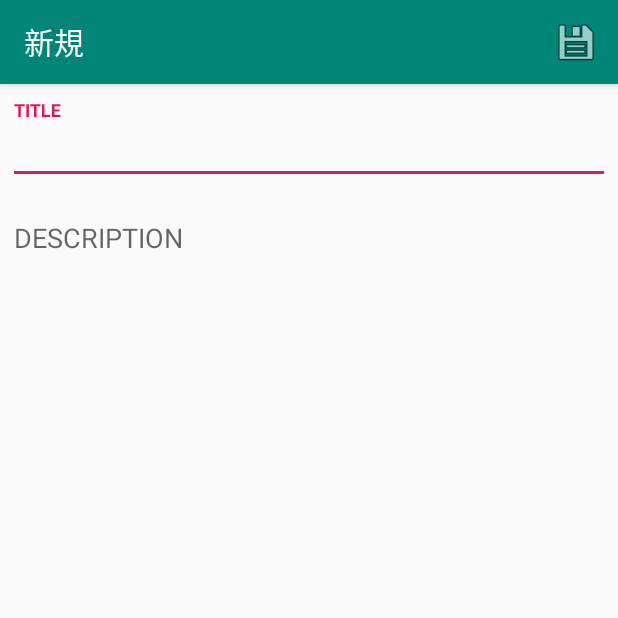
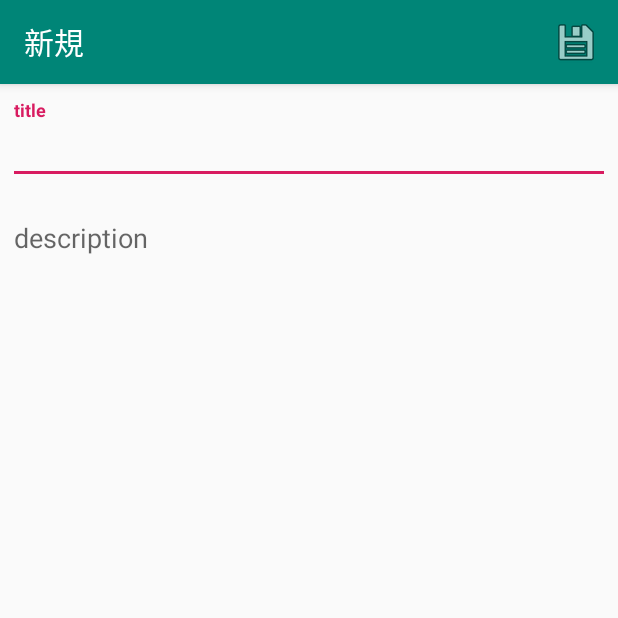
Before and after one commit to sudo5in5k/TodoAppSandbox, an Android app: the NewTodoActivity screen opened directly, with no data from a screen before it, on a phone screen of 412 x 824 dp, the top half of it. Run offline under Robolectric (Android 15) with nearby library versions, the phone set to English and light mode, and no system bars; our stand-ins replace Room's generated code.

Commit message:
decrease warnings

```diff
--- a/app/src/main/AndroidManifest.xml
+++ b/app/src/main/AndroidManifest.xml
@@ -12,6 +12,7 @@
         <activity android:name=".ui.list.TodoActivity">
             <intent-filter>
                 <action android:name="android.intent.action.MAIN" />
+                <action android:name="android.intent.action.VIEW" />
 
                 <category android:name="android.intent.category.LAUNCHER" />
             </intent-filter>
--- a/app/src/main/java/com/example/todoappsandbox/ui/create/NewTodoActivity.kt
+++ b/app/src/main/java/com/example/todoappsandbox/ui/create/NewTodoActivity.kt
@@ -8,7 +8,6 @@ import android.view.MenuItem
 import androidx.activity.viewModels
 import androidx.appcompat.app.AppCompatActivity
 import androidx.lifecycle.Observer
-import androidx.lifecycle.ViewModelProvider
 import com.example.todoappsandbox.R
 import com.example.todoappsandbox.repository.db.TodoEntity
 import com.example.todoappsandbox.utils.Consts
--- a/app/src/main/res/layout/activity_new_todo.xml
+++ b/app/src/main/res/layout/activity_new_todo.xml
@@ -19,7 +19,9 @@
                 android:layout_width="match_parent"
                 android:layout_height="wrap_content"
                 android:gravity="start"
-                android:hint="TITLE"
+                android:hint="@string/hint_title"
+                android:importantForAutofill="no"
+                android:inputType="text"
                 android:singleLine="true"
                 android:textStyle="bold" />
 
@@ -37,8 +39,10 @@
                 android:layout_width="match_parent"
                 android:layout_height="match_parent"
                 android:gravity="top"
-                android:hint="DESCRIPTION"
+                android:hint="@string/hint_description"
+                android:importantForAutofill="no"
                 android:inputType="textMultiLine|textFilter" />
+
         </com.google.android.material.textfield.TextInputLayout>
 
     </LinearLayout>
--- a/app/src/main/res/menu/save.xml
+++ b/app/src/main/res/menu/save.xml
@@ -5,5 +5,5 @@
         android:id="@+id/save"
         android:icon="@android:drawable/ic_menu_save"
         app:showAsAction="ifRoom"
-        android:title="SAVE" />
+        android:title="@string/menu_save" />
 </menu>
--- a/app/src/main/res/values/strings.xml
+++ b/app/src/main/res/values/strings.xml
@@ -2,4 +2,7 @@
     <string name="app_name">TodoAppSandbox</string>
     <string name="search_title">Search</string>
     <string name="default_null_description">null</string>
+    <string name="hint_title">title</string>
+    <string name="hint_description">description</string>
+    <string name="menu_save">save</string>
 </resources>
```
Also changed, not shown: 2 other files.
